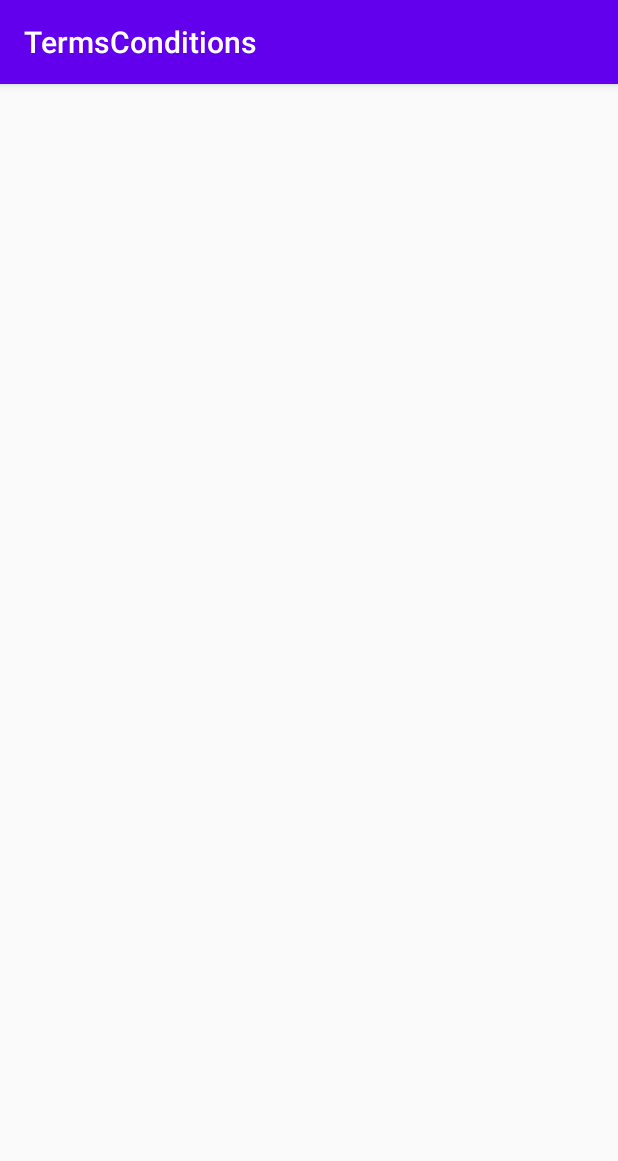
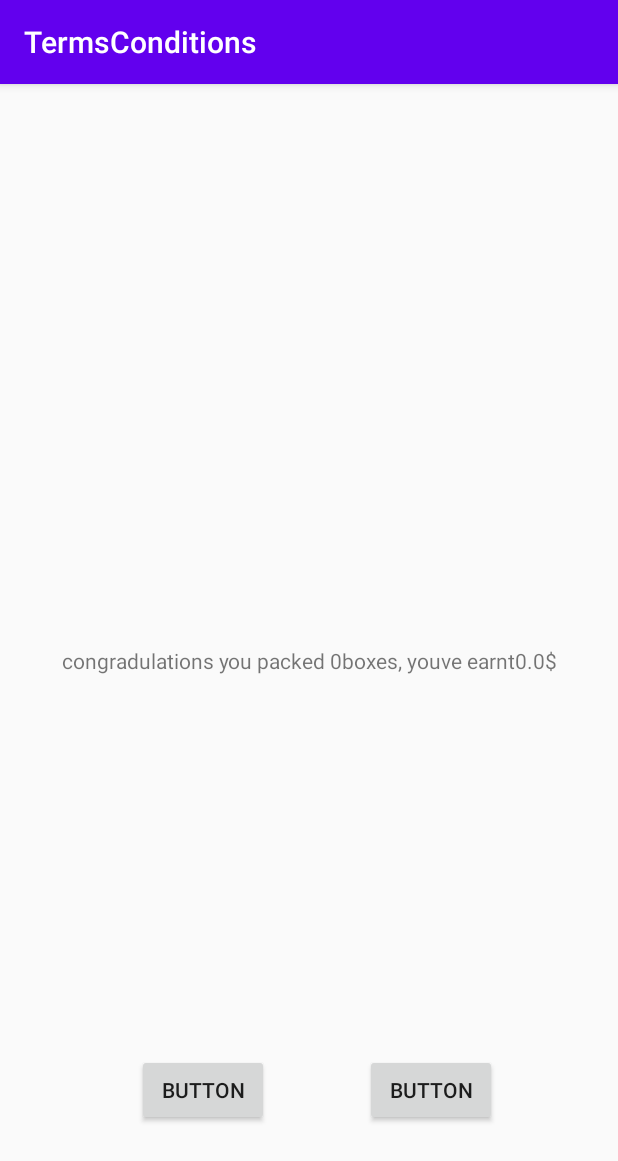
Before and after one commit to RedSoutherly/tac, an Android app: the CinematicActivity screen opened directly, with no data from a screen before it, on a phone screen of 412 x 824 dp. Shown: the top 1161 px of the screen. Run offline under Robolectric (Android 15) with nearby library versions, the light colour scheme and no system bars; 1 statement that could not run was skipped.

Commit message:
implimented cinematic view
atm buttons dont actually do anthing

```diff
--- a/AndroidStudioProject/app/src/main/java/com/tommyhasselman/termsconditions/CinematicActivity.java
+++ b/AndroidStudioProject/app/src/main/java/com/tommyhasselman/termsconditions/CinematicActivity.java
@@ -3,16 +3,62 @@ package com.tommyhasselman.termsconditions;
 import androidx.appcompat.app.AppCompatActivity;
 
 import android.os.Bundle;
+import android.os.CountDownTimer;
+import android.view.View;
+import android.widget.Button;
+import android.widget.TextView;
 
 import com.tommyhasselman.termsconditions.model.Cinematic;
+import com.tommyhasselman.termsconditions.model.Player;
 
 public class CinematicActivity extends AppCompatActivity {
-
+    TextView message1;
+    Button choice1;
+    Button choice2;
+    Controller controller;
+    Player p;
     @Override
     protected void onCreate(Bundle savedInstanceState) {
         super.onCreate(savedInstanceState);
         setContentView(R.layout.activity_cinematic);
-        Cinematic c = new Cinematic();
-        c.Scenario s = new c.Scenario();
+        final Cinematic c = new Cinematic();
+        int score=p.getScore();
+        controller = ((Controller) this.getApplication());
+        p=controller.getPlayer();
+        message1= (TextView) findViewById(R.id.message1);
+        choice1 = (Button) findViewById(R.id.choice1);
+        choice2 = (Button) findViewById(R.id.choice2);
+        message1.setText("congradulations you packed "+ score +"boxes, youve earnt" +score*3.2 +"$");
+        p.set$(p.get$()+(score*3.2));
+        p.setScore(0);
+        choice1.setOnClickListener(new View.OnClickListener() {
+            @Override
+            public void onClick(View v) {
+                //TODO do something with the choice
+                //go back to mainview
+            }
+        });
+        choice2.setOnClickListener(new View.OnClickListener() {
+            @Override
+            public void onClick(View v) {
+            //TODO do something with the choice
+                //go back to mainview
+            }
+        });
+        new CountDownTimer(5000, 1000) {
+
+            public void onTick(long millisUntilFinished) {
+
+            }
+
+            public void onFinish() {
+                message1.setText(c.getScenarioChoice());
+                choice1.setText(c.getFirstChoice());
+                choice2.setText(c.getSecondChoice());
+            }
+        }.start();
+        //display options and buttons
+        //do noting with that
     }
+
 }
--- a/AndroidStudioProject/app/src/main/java/com/tommyhasselman/termsconditions/model/Cinematic.java
+++ b/AndroidStudioProject/app/src/main/java/com/tommyhasselman/termsconditions/model/Cinematic.java
@@ -6,9 +6,9 @@ public class Cinematic {
         private String[] Choice1 = {"Pay for medication -$50", "Pay for home heating -$30", "Pay to fix the toilet -$70", "Book a psychologist appointment -$80"};
         private String[] Choice2 = {"Pray the sickness away", "Endure the cold", "Attempt to fix it yourself", "Grin and bear it"};
         private String[] Scenario = {"Your nephew is sick, do you;", "Winter is coming:", "Your toilet is broken, do you;", "Your mental health is at an all time low, do you;"};
-        public String firstChoice;
-        public String secondChoice;
-        public String scenarioChoice;
+        private String firstChoice;
+        private String secondChoice;
+        private String scenarioChoice;
 
         /** The constructor randomly chooses a scenario and assigns this scenario and
          *  the associated choices to scenario and choice variable */
@@ -20,4 +20,28 @@ public class Cinematic {
             this.secondChoice = Choice2[randomChoice];
 
         }
+
+    public String getFirstChoice() {
+        return firstChoice;
     }
+
+    public void setFirstChoice(String firstChoice) {
+        this.firstChoice = firstChoice;
+    }
+
+    public String getSecondChoice() {
+        return secondChoice;
+    }
+
+    public void setSecondChoice(String secondChoice) {
+        this.secondChoice = secondChoice;
+    }
+
+    public String getScenarioChoice() {
+        return scenarioChoice;
+    }
+
+    public void setScenarioChoice(String scenarioChoice) {
+        this.scenarioChoice = scenarioChoice;
+    }
+}
--- a/AndroidStudioProject/app/src/main/java/com/tommyhasselman/termsconditions/model/Player.java
+++ b/AndroidStudioProject/app/src/main/java/com/tommyhasselman/termsconditions/model/Player.java
@@ -18,8 +18,8 @@ public class Player {
         return $;
     }
 
-    public void increment$(int $) {
-        this.$ += score*2;
+    public void set$(double $) {
+        this.$=$;
     }
 
     public boolean isAlive() {
--- a/AndroidStudioProject/app/src/main/res/layout/activity_cinematic.xml
+++ b/AndroidStudioProject/app/src/main/res/layout/activity_cinematic.xml
@@ -6,4 +6,36 @@
     android:layout_height="match_parent"
     tools:context=".CinematicActivity">
 
+    <TextView
+        android:id="@+id/message1"
+        android:layout_width="wrap_content"
+        android:layout_height="wrap_content"
+        app:layout_constraintBottom_toBottomOf="parent"
+        app:layout_constraintEnd_toEndOf="parent"
+        app:layout_constraintStart_toStartOf="parent"
+        app:layout_constraintTop_toTopOf="parent" />
+
+    <Button
+        android:id="@+id/choice2"
+        android:layout_width="wrap_content"
+        android:layout_height="wrap_content"
+        android:text="Button"
+        app:layout_constraintBottom_toBottomOf="parent"
+        app:layout_constraintEnd_toEndOf="parent"
+        app:layout_constraintHorizontal_bias="0.752"
+        app:layout_constraintStart_toStartOf="parent"
+        app:layout_constraintTop_toTopOf="parent"
+        app:layout_constraintVertical_bias="0.898" />
+
+    <Button
+        android:id="@+id/choice1"
+        android:layout_width="wrap_content"
+        android:layout_height="wrap_content"
+        android:text="Button"
+        app:layout_constraintBottom_toBottomOf="parent"
+        app:layout_constraintEnd_toEndOf="parent"
+        app:layout_constraintHorizontal_bias="0.281"
+        app:layout_constraintStart_toStartOf="parent"
+        app:layout_constraintTop_toTopOf="parent"
+        app:layout_constraintVertical_bias="0.898" />
 </androidx.constraintlayout.widget.ConstraintLayout>
```
